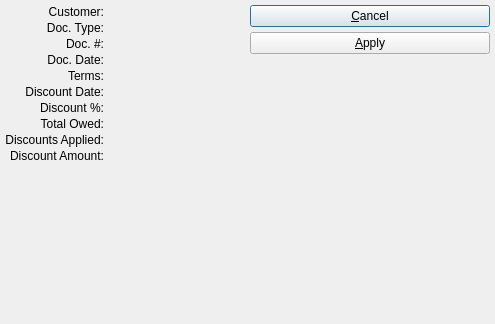
Above: guiclient/applyARDiscount.ui from Pegasus-RPG/xtuple-client before the change. Below: the same form after it.
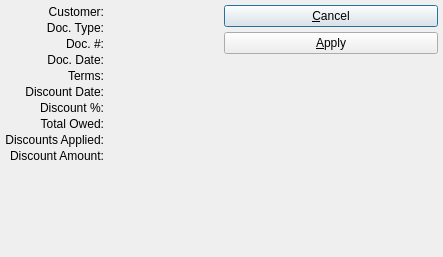
That is the form after the change. Custom widgets are drawn as their Qt base class.

Commit message: issue #10878: Don't pre-populate numbers in to manual cash receipt and discount window as the point is that the user wants to put in their own values.

The edit to the form file:
```diff
--- a/guiclient/applyARDiscount.ui
+++ b/guiclient/applyARDiscount.ui
@@ -13,8 +13,8 @@
    <rect>
     <x>0</x>
     <y>0</y>
-    <width>495</width>
-    <height>324</height>
+    <width>443</width>
+    <height>257</height>
    </rect>
   </property>
   <property name="windowTitle">
```
Left out of the diff: 2 changed lines with no effect on the pictures. The commit also changes 2 other files.
